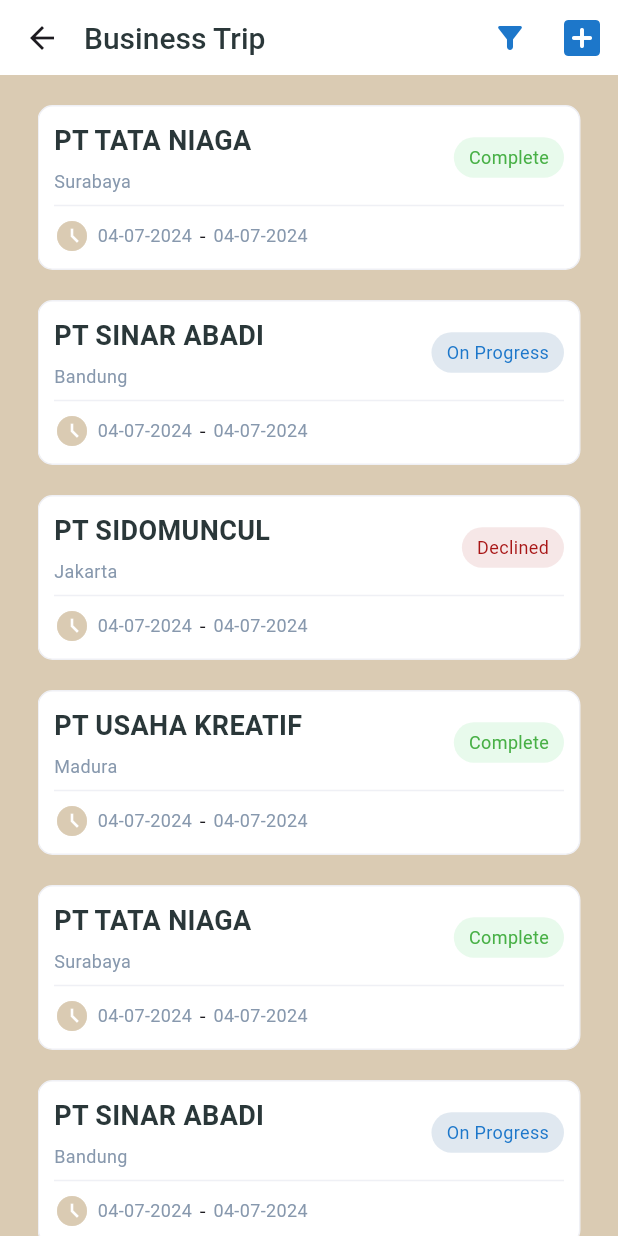
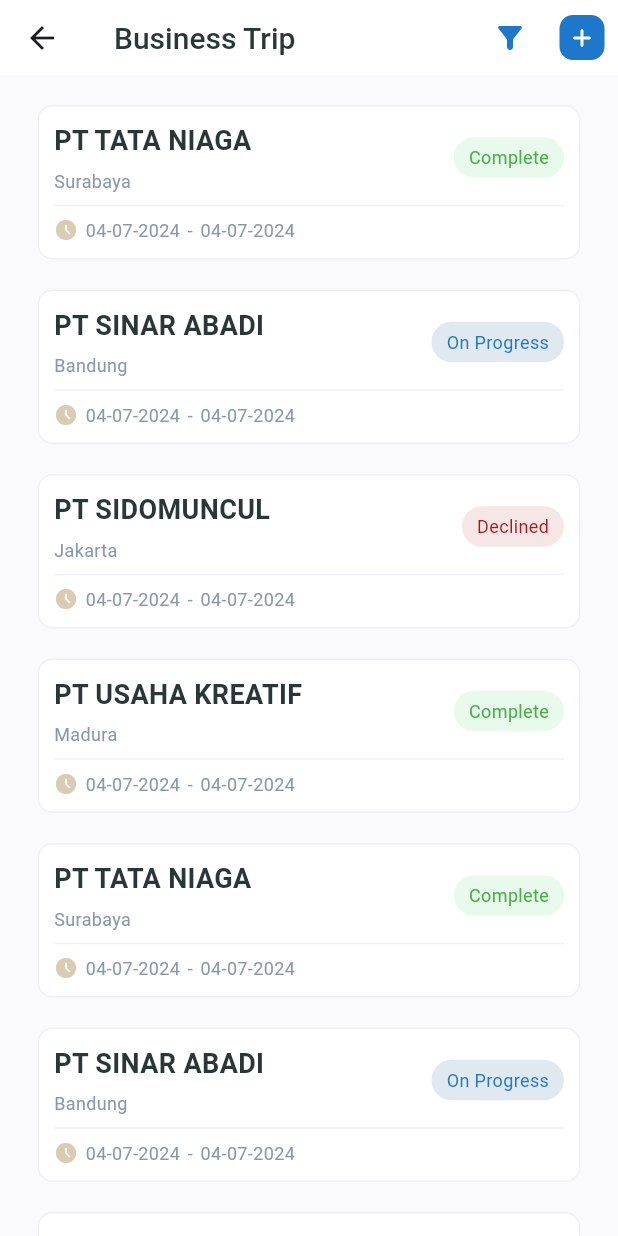
Before and after one commit to wildanarkan/magang_flutter, a Flutter app: the BusinessTripPage screen opened directly, on a phone screen of 412 x 824 dp. Run offline on Flutter 3.47's test engine with Material 3 defaults, Android fonts, the phone set to English and light mode, and no system bars; our stand-ins replace dotted_border, image_picker.

Commit message:
fix: Cluttered UI Layout

```diff
--- a/lib/main.dart
+++ b/lib/main.dart
@@ -16,7 +16,7 @@ class MyApp extends StatelessWidget {
         dividerTheme: DividerThemeData(
           color: AppColor.line
         ),
-        scaffoldBackgroundColor: AppColor.iconBrown,
+        scaffoldBackgroundColor: AppColor.scaffold,
       ),
       debugShowCheckedModeBanner: false,
       home: const LoginPage(),
--- a/lib/pages/business_trip_page.dart
+++ b/lib/pages/business_trip_page.dart
@@ -2,6 +2,7 @@ import 'package:flutter/material.dart';
 import 'package:magang_flutter/common/app_color.dart';
 import 'package:magang_flutter/pages/add_businiess_trip_page.dart';
 import 'package:magang_flutter/widgets/build_card_info.dart';
+import 'package:magang_flutter/widgets/build_icon_rounded_add.dart';
 import 'package:magang_flutter/widgets/build_test_appbar.dart';
 
 class BusinessTripPage extends StatelessWidget {
@@ -11,6 +12,7 @@ class BusinessTripPage extends StatelessWidget {
   Widget build(BuildContext context) {
     return Scaffold(
       appBar: BuildTestAppbar(
+        paddingTitle: const EdgeInsets.only(left: 20),
         title: 'Business Trip',
         actions: [
           IconButton(
@@ -21,7 +23,10 @@ class BusinessTripPage extends StatelessWidget {
             ),
             color: AppColor.primary,
           ),
-          IconButton(
+          BuildIconRoundedAdd(
+            rounded: 9,
+            size: 10,
+            padding: 5,
             onPressed: () {
               Navigator.push(
                 context,
@@ -30,12 +35,7 @@ class BusinessTripPage extends StatelessWidget {
                 ),
               );
             },
-            icon: const Icon(
-              Icons.add_box_rounded,
-              size: 32,
-            ),
-            color: AppColor.primary,
-          ),
+          )
         ],
       ),
       body: Padding(
--- a/lib/pages/login_page.dart
+++ b/lib/pages/login_page.dart
@@ -100,7 +100,7 @@ class _LoginPageState extends State<LoginPage> {
             context: context,
             title: 'Login',
             onPressed: () {
-              Navigator.push(
+              Navigator.pushReplacement(
                 context,
                 MaterialPageRoute(
                   builder: (context) => const NavigatorPage(),
--- a/lib/pages/navigator_page.dart
+++ b/lib/pages/navigator_page.dart
@@ -39,8 +39,8 @@ class _NavigatorPageState extends State<NavigatorPage> {
         height: 81,
         padding: const EdgeInsets.symmetric(vertical: 20),
         decoration: BoxDecoration(
-          color: Colors.amber,
-          borderRadius: BorderRadius.circular(15),
+          color: Colors.white,
+          borderRadius: BorderRadius.circular(8),
         ),
         margin: const EdgeInsets.all(25),
         child: Column(
--- a/lib/widgets/build_card_info.dart
+++ b/lib/widgets/build_card_info.dart
@@ -34,7 +34,7 @@ class BuildCardInfo extends StatelessWidget {
             children: [
               Column(
                 crossAxisAlignment: CrossAxisAlignment.start,
-                children:[
+                children: [
                   Text(
                     company,
                     style: TextStyle(
@@ -46,7 +46,7 @@ class BuildCardInfo extends StatelessWidget {
                   const SizedBox(
                     height: 5,
                   ),
-                  if(city != null)
+                  if (city != null)
                     Text(
                       city ?? '',
                       style: TextStyle(
@@ -67,7 +67,7 @@ class BuildCardInfo extends StatelessWidget {
                   Icon(
                     Icons.access_time_filled,
                     color: AppColor.iconBrown,
-                    size: 24,
+                    size: 16,
                   ),
               const SizedBox(
                 width: 5,
@@ -83,7 +83,14 @@ class BuildCardInfo extends StatelessWidget {
               const SizedBox(
                 width: 5,
               ),
-              const Text('-'),
+              Text(
+                '-',
+                style: TextStyle(
+                  fontWeight: FontWeight.w400,
+                  fontSize: 12,
+                  color: AppColor.textBody,
+                ),
+              ),
               const SizedBox(
                 width: 5,
               ),
--- a/lib/widgets/build_contract_history.dart
+++ b/lib/widgets/build_contract_history.dart
@@ -63,6 +63,5 @@ class BuildContractHistory extends StatelessWidget {
         ),
       ),
     );
-    ();
   }
 }
--- a/lib/widgets/build_expansion_biaya.dart
+++ b/lib/widgets/build_expansion_biaya.dart
@@ -27,7 +27,7 @@ class BuildExpansionBiaya extends StatelessWidget {
           childrenPadding: const EdgeInsets.all(0),
           tilePadding: EdgeInsets.zero,
           expandedCrossAxisAlignment: CrossAxisAlignment.stretch,
-          initiallyExpanded: true,
+          initiallyExpanded: false,
           title: title,
           biayaExpansion: true,
           subtitle: subtitle,
--- a/lib/widgets/build_icon_rounded_add.dart
+++ b/lib/widgets/build_icon_rounded_add.dart
@@ -5,11 +5,12 @@ class BuildIconRoundedAdd extends StatelessWidget {
   const BuildIconRoundedAdd({
     super.key,
     this.size,
-    this.padding,
-    required this.onPressed,
+    this.rounded,
+    required this.onPressed, this.padding,
   });
 
   final double? size;
+  final double? rounded;
   final double? padding;
   final VoidCallback onPressed;
 
@@ -17,12 +18,20 @@ class BuildIconRoundedAdd extends StatelessWidget {
   Widget build(BuildContext context) {
     return IconButton(
       style: ButtonStyle(
-        backgroundColor: WidgetStatePropertyAll(AppColor.primary)
+        shape: WidgetStateProperty.all<RoundedRectangleBorder>(
+          RoundedRectangleBorder(
+            borderRadius: BorderRadius.circular(rounded ?? 20.0),
+          ),
+        ),
+        backgroundColor: WidgetStateProperty.all(AppColor.primary),
       ),
-      icon: Icon(
+      icon: const Icon(
         Icons.add_rounded,
-        size: size ?? 20,
+        // size: size ?? 20,
       ),
+      iconSize: 20,
+      padding: EdgeInsets.all(padding ?? 10),
+      constraints: const BoxConstraints(),
       onPressed: onPressed,
       color: Colors.white,
     );
--- a/lib/widgets/build_test_appbar.dart
+++ b/lib/widgets/build_test_appbar.dart
@@ -3,9 +3,13 @@ import 'package:magang_flutter/common/app_color.dart';
 
 class BuildTestAppbar extends StatelessWidget implements PreferredSizeWidget {
   const BuildTestAppbar(
-      {super.key, required this.title, this.actions = const []});
+      {super.key,
+      required this.title,
+      this.actions = const [],
+      this.paddingTitle});
 
   final String title;
+  final EdgeInsetsGeometry? paddingTitle;
   final List<Widget> actions;
 
   @override
@@ -15,12 +19,15 @@ class BuildTestAppbar extends StatelessWidget implements PreferredSizeWidget {
       titleSpacing: 0,
       backgroundColor: Colors.white,
       centerTitle: false,
-      title: Text(
-        title,
-        style: TextStyle(
-          color: AppColor.textTitle,
-          fontSize: 20,
-          fontWeight: FontWeight.w500,
+      title: Padding(
+        padding: paddingTitle ?? const EdgeInsets.all(0),
+        child: Text(
+          title,
+          style: TextStyle(
+            color: AppColor.textTitle,
+            fontSize: 20,
+            fontWeight: FontWeight.w500,
+          ),
         ),
       ),
       actions: actions,
```
Also changed, not shown: lib/pages/home_page.dart (+11 -13 lines), lib/pages/widget_page.dart (+0 -28 lines), lib/widgets/build_expansion_tile.dart (+4 -4 lines), lib/widgets/build_shape.dart (deleted, +0 -22 lines), assets/blue_background.png (added), lib/pages/test_page.dart (deleted). Lines whose indentation alone changed are shown as unchanged.
